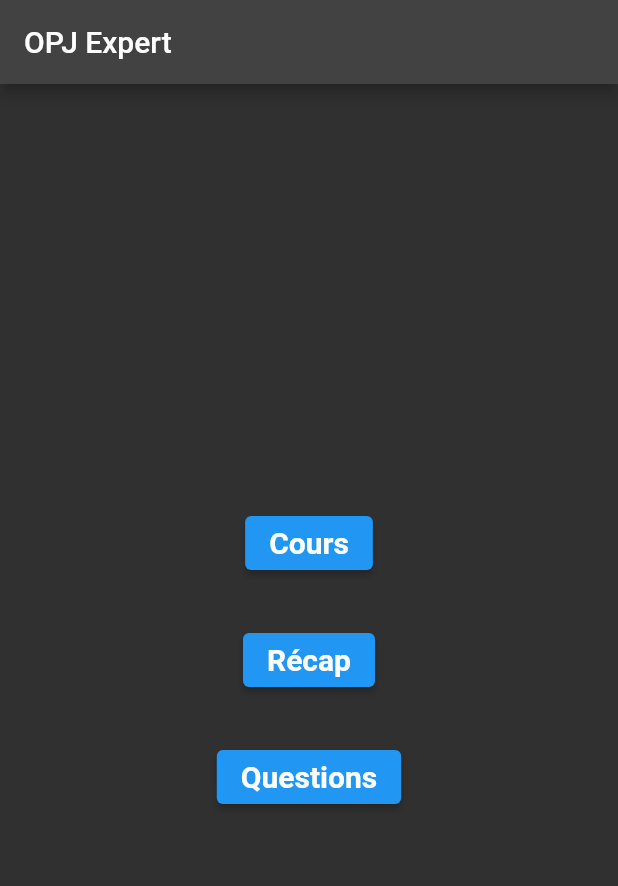
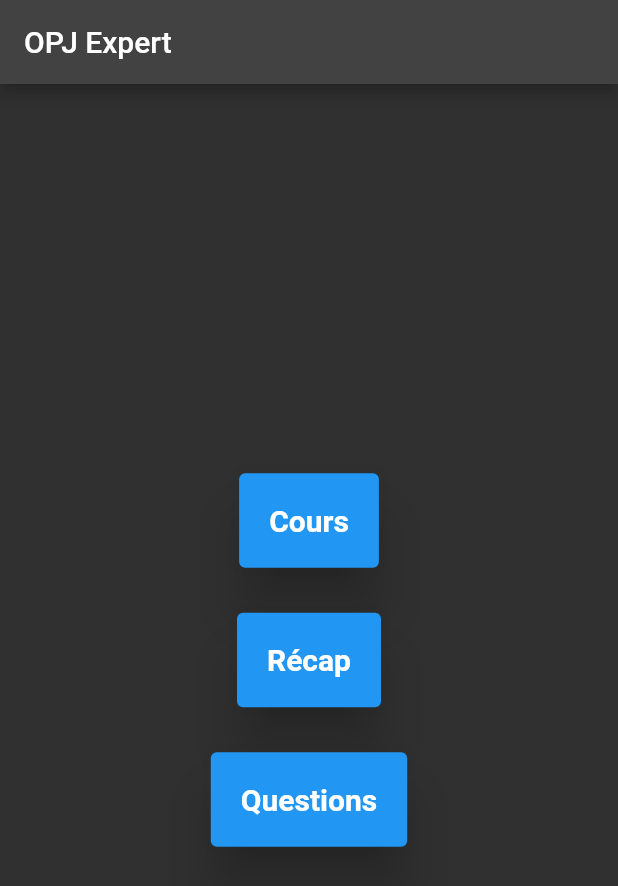
Before and after one commit to LeratClarisse/opj_app_2, a Flutter app: the screen it shows after launch, on a phone screen of 412 x 824 dp. Shown: the top 886 px of the screen. Run offline on Flutter 3.47's test engine with Material 2 defaults, Android fonts, the phone set to English and light mode, and no system bars.

```diff
--- a/lib/src/ui/accueil.dart
+++ b/lib/src/ui/accueil.dart
@@ -7,6 +7,8 @@ class Accueil extends StatelessWidget {
   Widget build(BuildContext context) {
     final ButtonStyle style = ElevatedButton.styleFrom(
       textStyle: const TextStyle(fontSize: 20, fontWeight: FontWeight.bold),
+      elevation: 15,
+      padding: const EdgeInsets.all(20),
     );
 
     return Scaffold(
```
Also changed, not shown: 1 other file.
